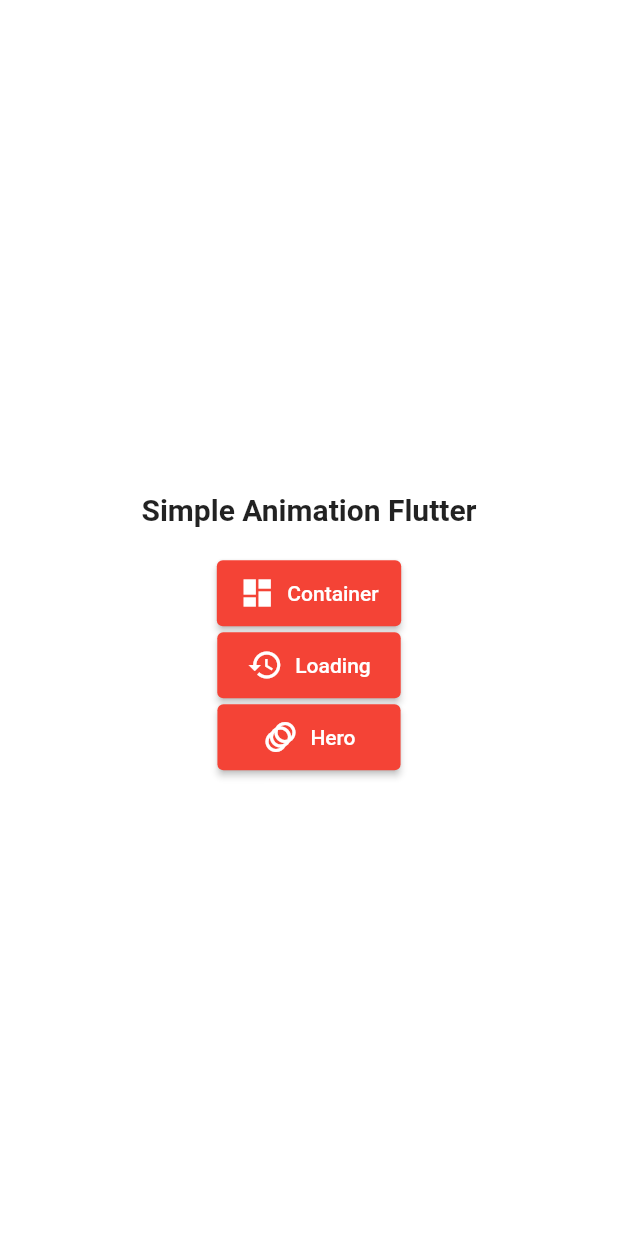
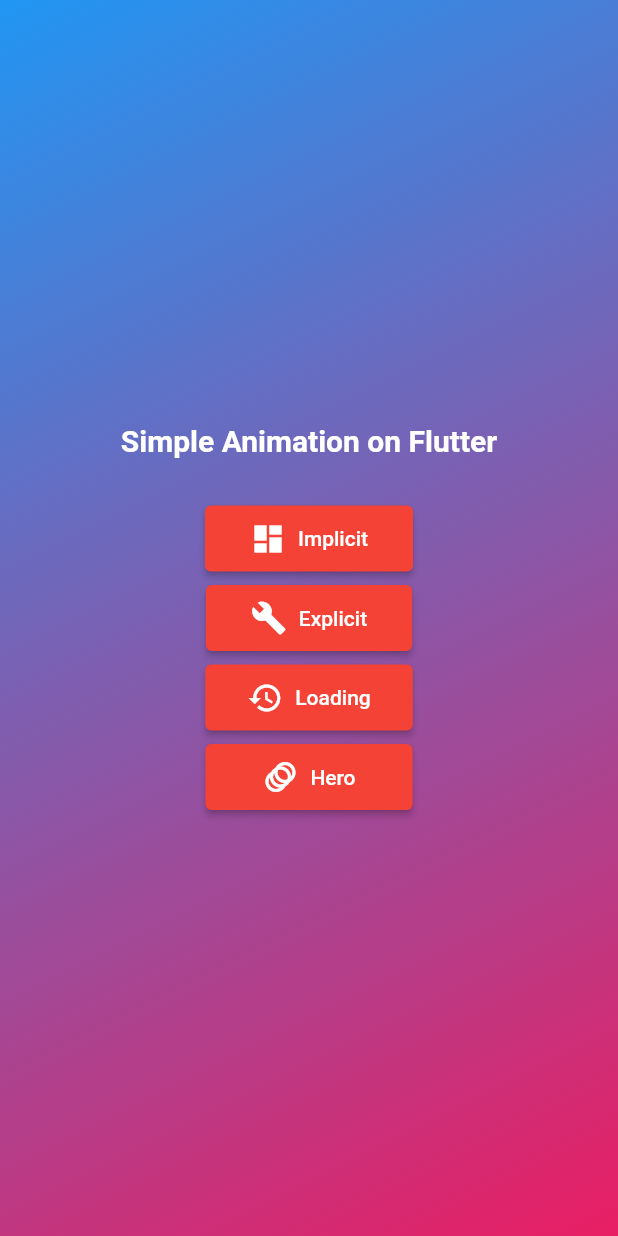
Before and after one commit to ToebagusFarhan/SimpleFlutterAnimations, a Flutter app: the screen it shows after launch, on a phone screen of 412 x 824 dp. Run offline on Flutter 3.47's test engine with Material 2 defaults, Android fonts, the phone set to English and light mode, and no system bars; our stand-ins replace loading_animation_widget.

Commit message:
Minor Update

```diff
--- a/lib/main.dart
+++ b/lib/main.dart
@@ -1,7 +1,7 @@
 import 'package:flutter/material.dart';
 import 'pages/home.dart';
 import 'pages/heroanimation.dart';
-import 'pages/containeranimation.dart';
+import 'pages/Implicit.dart';
 import 'pages/loading.dart';
 import 'pages/trueloading.dart';
 
@@ -12,7 +12,7 @@
     '/': (context) => const trueloading(),
     '/home' : (context) => const Home(),
     '/heroanimation' : (context) => const heroanim(),
-    '/containeranimation' : (context) => const otheranim(),
+    '/implicit' : (context) => const implicit(),
     '/loading' : (context) => const Loading(),
   }
 ));
--- a/lib/pages/containeranimation.dart
+++ b/lib/pages/Implicit.dart
@@ -1,14 +1,14 @@
 import 'package:flutter/material.dart';
 import 'dart:math';
 
-class otheranim extends StatefulWidget {
-  const otheranim({Key? key}) : super(key: key);
+class implicit extends StatefulWidget {
+  const implicit({Key? key}) : super(key: key);
 
   @override
-  State<otheranim> createState() => _otheranimState();
+  State<implicit> createState() => _implicitState();
 }
 
-class _otheranimState extends State<otheranim> {
+class _implicitState extends State<implicit> {
   // Value awal
   double _width = 50;
   double _height = 50;
--- a/lib/pages/home.dart
+++ b/lib/pages/home.dart
@@ -16,47 +16,65 @@
     return Scaffold(
     backgroundColor: Colors.white,
     body:
-    Center(
+    Container(
+      decoration: const BoxDecoration(
+        gradient: LinearGradient(
+          begin: Alignment.topLeft,
+          end: Alignment.bottomRight,
+          colors: [Colors.blue, Colors.pink]
+        )
+      ),
+      child: Center(
         child: Column(
           mainAxisAlignment: MainAxisAlignment.center,
-        crossAxisAlignment: CrossAxisAlignment.center,
           children: [
-        const Padding(
-          padding: EdgeInsets.all(20.0),
-          child: Text(
-            'Simple Animation Flutter',
+          const Text(
+            'Simple Animation on Flutter',
             style: TextStyle(
               fontSize:20,
               fontWeight: FontWeight.bold,
+              color: Colors.white
             ),
           ),
-        ),
-
+          const SizedBox(height: 30,),
           ElevatedButton.icon(
-          onPressed: () {Navigator.pushNamed(context, '/containeranimation');},
+            onPressed: () {Navigator.pushNamed(context, '/implicit');},
             style: ElevatedButton.styleFrom(
               backgroundColor: Colors.red,
-            padding: const EdgeInsets.symmetric(horizontal: 15, vertical: 10),
+              padding: const EdgeInsets.symmetric(horizontal: 30, vertical: 10),
             ),
             icon: const Icon(
               Icons.dashboard),
-          label: const Text('Container')
+            label: const Text('Implicit')
             ),
+          const SizedBox(height: 5,),
+          ElevatedButton.icon(
+            onPressed: () {Navigator.pushNamed(context, '/explicit');},
+            style: ElevatedButton.styleFrom(
+              backgroundColor: Colors.red,
+              padding: const EdgeInsets.symmetric(horizontal: 30, vertical: 10),
+            ),
+            icon: const Icon(
+              Icons.build),
+            label: const Text('Explicit')
+            ),
+          const SizedBox(height: 5,),
           ElevatedButton.icon(
             onPressed: () {Navigator.pushNamed(context, '/loading');},
             style: ElevatedButton.styleFrom(
               backgroundColor: Colors.red,
-            padding: const EdgeInsets.symmetric(horizontal: 20, vertical: 10),
+              padding: const EdgeInsets.symmetric(horizontal: 28, vertical: 10),
             ),
             icon: const Icon(
               Icons.history),
             label: const Text('Loading')
             ),
+          const SizedBox(height: 5,),
           ElevatedButton.icon(
             onPressed: () {Navigator.pushNamed(context, '/heroanimation');},
             style: ElevatedButton.styleFrom(
               backgroundColor: Colors.red,
-            padding: const EdgeInsets.symmetric(horizontal: 30, vertical: 10),
+              padding: const EdgeInsets.symmetric(horizontal: 38, vertical: 10),
             ),
             icon: const Icon(
               Icons.animation),
@@ -65,6 +83,7 @@
           ],
         ),
       ),
+    ),
 
     );
   }
```
Also changed, not shown: lib/pages/trueloading.dart (+15 -12 lines), lib/pages/explicit.dart (added). Lines whose indentation alone changed are shown as unchanged.
